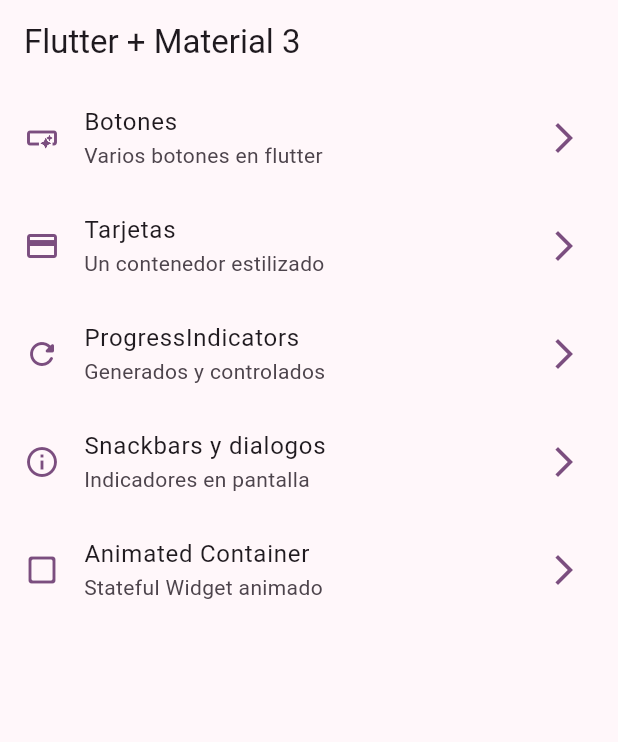
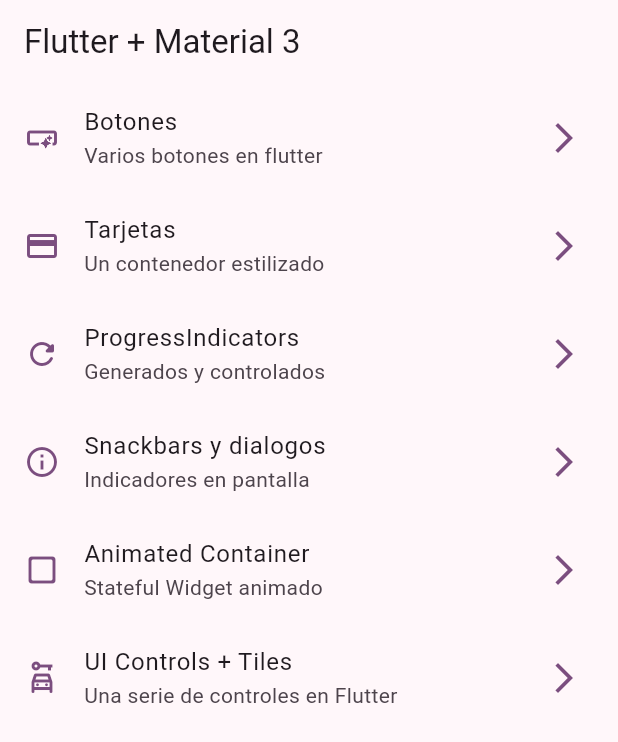
Before and after one commit to doggbmx/widgets_app, a Flutter app: the screen it shows after launch, on a phone screen of 412 x 824 dp. Shown: the top 742 px of the screen. Run offline on Flutter 3.47's test engine with Material 2 defaults, Android fonts, the phone set to English and light mode, and no system bars; our stand-ins replace go_router.

Commit message:
add UIControls to menuItem

```diff
--- a/lib/config/menu/menu_items.dart
+++ b/lib/config/menu/menu_items.dart
@@ -45,4 +45,10 @@ const appMenuItems = <MenuItem>[
     link: '/animated',
     icon: Icons.check_box_outline_blank_rounded,
   ),
+  MenuItem(
+    title: 'UI Controls + Tiles',
+    subTitle: 'Una serie de controles en Flutter',
+    link: '/ui-controls',
+    icon: Icons.car_rental_outlined,
+  ),
 ];
```
